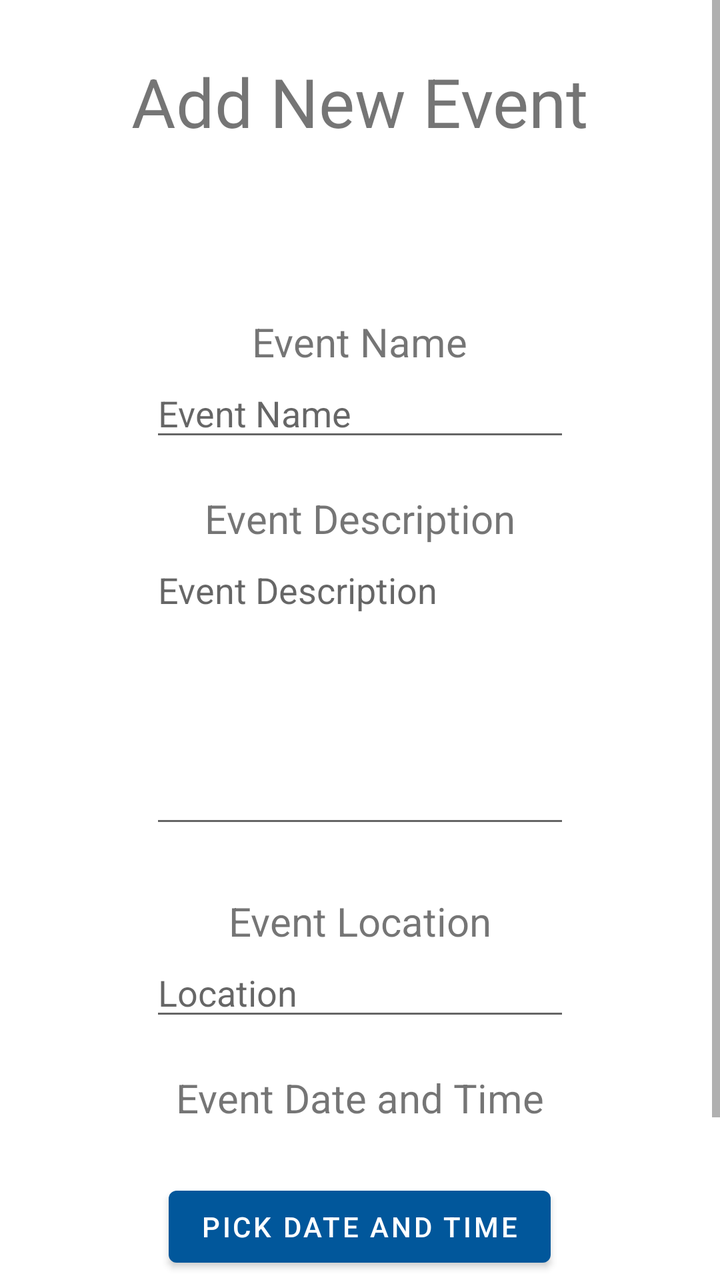
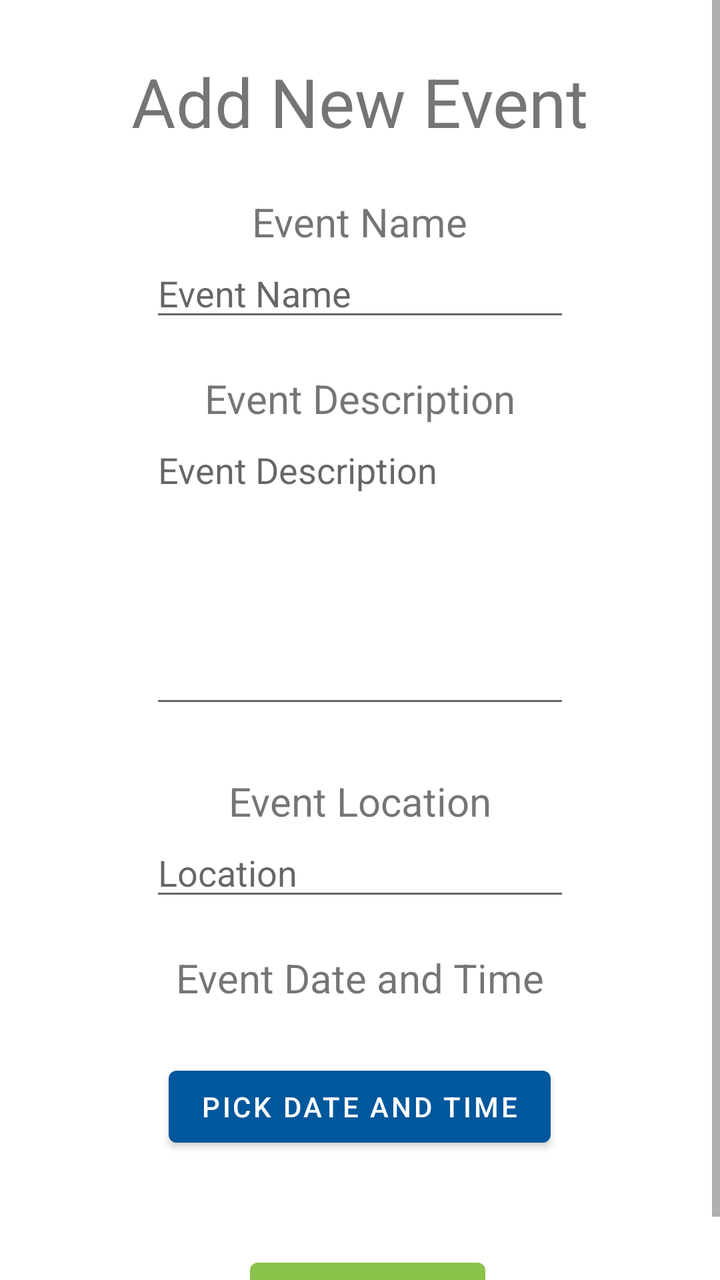

Compare the two renders of this Android layout. The source of the first and the diff that turns it into the second are given below.
<!-- AndroidManifest.xml: application theme Theme.CampusGuidebookTemplate -->
<!-- res/layout/fragment_add_event.xml -->
<?xml version="1.0" encoding="utf-8"?>
<androidx.constraintlayout.widget.ConstraintLayout xmlns:android="http://schemas.android.com/apk/res/android"
    xmlns:app="http://schemas.android.com/apk/res-auto"
    xmlns:tools="http://schemas.android.com/tools"
    android:id="@+id/frameLayout2"
    android:layout_width="match_parent"
    android:layout_height="match_parent"
    tools:context=".AddEventFragment">

    

    <ScrollView
        android:layout_width="match_parent"
        android:layout_height="match_parent">

        <LinearLayout
            android:layout_width="match_parent"
            android:layout_height="wrap_content"
            android:gravity="center"
            android:orientation="vertical">

            <TextView
                android:id="@+id/textView4"
                android:layout_width="wrap_content"
                android:layout_height="wrap_content"
                android:layout_marginTop="28dp"
                android:text="Add New Event"
                android:textAlignment="viewStart"
                android:textSize="34sp" />

            <TextView
                android:id="@+id/textView5"
                android:layout_width="wrap_content"
                android:layout_height="wrap_content"
                android:layout_marginTop="84dp"
                android:text="Event Name"
                android:textSize="20sp" />

            <EditText
                android:id="@+id/editTextEventName"
                android:layout_width="wrap_content"
                android:layout_height="wrap_content"
                android:ems="10"
                android:hint="Event Name"
                android:inputType="textPersonName" />

            <TextView
                android:id="@+id/textView6"
                android:layout_width="wrap_content"
                android:layout_height="wrap_content"
                android:layout_marginTop="20dp"
                android:text="Event Description"
                android:textSize="20sp"

                />

            <EditText
                android:id="@+id/editTextEventDescription"
                android:layout_width="wrap_content"
                android:layout_height="wrap_content"
                android:ems="10"
                android:gravity="top|start"
                android:hint="Event Description"
                android:inputType="textMultiLine"
                android:lines="4"
                android:maxLines="6"
                android:minLines="6"
                android:scrollbars="vertical" />

            <TextView
                android:id="@+id/textView7"
                android:layout_width="wrap_content"
                android:layout_height="wrap_content"
                android:layout_marginTop="28dp"
                android:text="Event Location"
                android:textSize="20sp" />

            <EditText
                android:id="@+id/editTextEventLocation"
                android:layout_width="wrap_content"
                android:layout_height="wrap_content"
                android:ems="10"
                android:hint="Location"
                android:inputType="textPersonName" />

            <TextView
                android:id="@+id/textView8"
                android:layout_width="wrap_content"
                android:layout_height="wrap_content"
                android:layout_marginTop="20dp"
                android:text="Event Date and Time"
                android:textSize="20sp" />

            <TextView
                android:id="@+id/textViewDateTime"
                android:layout_width="wrap_content"
                android:layout_height="wrap_content" />

            <Button
                android:id="@+id/btnPickDateTime"
                android:layout_width="wrap_content"
                android:layout_height="wrap_content"
                android:layout_centerHorizontal="true"
                android:layout_marginTop="8dp"
                android:text="Pick Date and Time" />

            <Button
                android:id="@+id/addNewEventBtn"
                android:layout_width="wrap_content"
                android:layout_height="wrap_content"
                android:layout_marginStart="4dp"
                android:layout_marginTop="48dp"
                android:backgroundTint="#8BC34A"
                android:text="Add Event" />
        </LinearLayout>
    </ScrollView>


</androidx.constraintlayout.widget.ConstraintLayout>
<!-- resources referenced by this layout -->
<resources>
  <style name="Theme.CampusGuidebookTemplate" parent="Theme.MaterialComponents.DayNight.DarkActionBar">
          
  
  
          <item name="colorOnPrimary">@color/white</item>
          
  
  
          <item name="colorOnSecondary">@color/black</item>
          
          <item name="android:statusBarColor" tools:targetApi="l">?attr/colorPrimaryVariant</item>
          
          <item name="colorPrimary">@color/blue_1</item>
          <item name="colorPrimaryVariant">@color/blue_2</item>
          <item name="colorSecondary">@color/gray_1</item>
          <item name="colorSecondaryVariant">@color/gray_2</item>
  
      </style>
  <color name="white">#FFFFFFFF</color>
  <color name="black">#FF000000</color>
  <color name="blue_1">#FF01579B</color>
  <color name="blue_2">#FF002F6C</color>
  <color name="gray_1">#FFE1E2E1</color>
  <color name="gray_2">#FFA7A9AC</color>
</resources>

<!-- the commit's change to res/layout/fragment_add_event.xml (unified diff, before → after) -->
@@ -32,7 +32,7 @@
                 android:id="@+id/textView5"
                 android:layout_width="wrap_content"
                 android:layout_height="wrap_content"
-                android:layout_marginTop="84dp"
+                android:layout_marginTop="24dp"
                 android:text="Event Name"
                 android:textSize="20sp" />
 
